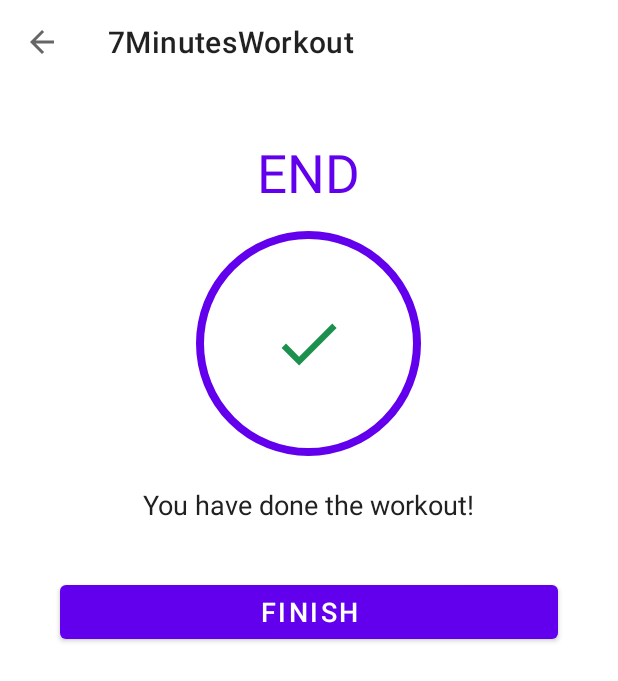
After one commit to aolikas/Kotlin, an Android app: the FinishActivity screen opened directly, with no data from a screen before it, on a phone screen of 412 x 824 dp. The commit adds this screen. Shown: the top 681 px of the screen. Run offline under Robolectric (Android 15) with nearby library versions, the phone set to English and light mode, and no system bars.

Commit message:
added FinishActivity.kt

```diff
--- /dev/null
+++ b/7MinutesWorkout/app/src/main/java/my/aolika/a7minutesworkout/FinishActivity.kt
@@ -0,0 +1,29 @@
+package my.aolika.a7minutesworkout
+
+import androidx.appcompat.app.AppCompatActivity
+import android.os.Bundle
+import my.aolika.a7minutesworkout.databinding.ActivityFinishBinding
+
+class FinishActivity : AppCompatActivity() {
+
+    private var binding: ActivityFinishBinding? = null
+
+    override fun onCreate(savedInstanceState: Bundle?) {
+        super.onCreate(savedInstanceState)
+        binding = ActivityFinishBinding.inflate(layoutInflater)
+        setContentView(binding?.root)
+
+        setSupportActionBar(binding?.finishToolbar)
+        if (supportActionBar != null) {
+            supportActionBar?.setDisplayHomeAsUpEnabled(true)
+        }
+
+        binding?.finishToolbar?.setNavigationOnClickListener {
+            onBackPressed()
+        }
+
+        binding?.btnFinish?.setOnClickListener {
+            finish()
+        }
+    }
+}
--- /dev/null
+++ b/7MinutesWorkout/app/src/main/res/drawable/ic_baseline_done.xml
@@ -0,0 +1,5 @@
+<vector android:height="24dp" android:tint="#1D904D"
+    android:viewportHeight="24" android:viewportWidth="24"
+    android:width="24dp" xmlns:android="http://schemas.android.com/apk/res/android">
+    <path android:fillColor="@android:color/white" android:pathData="M9,16.2L4.8,12l-1.4,1.4L9,19 21,7l-1.4,-1.4L9,16.2z"/>
+</vector>
--- /dev/null
+++ b/7MinutesWorkout/app/src/main/res/layout/activity_finish.xml
@@ -0,0 +1,60 @@
+<?xml version="1.0" encoding="utf-8"?>
+<LinearLayout xmlns:android="http://schemas.android.com/apk/res/android"
+    xmlns:tools="http://schemas.android.com/tools"
+    android:layout_width="match_parent"
+    android:layout_height="match_parent"
+    android:gravity="center_horizontal"
+    android:orientation="vertical"
+    tools:context=".FinishActivity">
+
+    <androidx.appcompat.widget.Toolbar
+        android:id="@+id/finish_toolbar"
+        android:layout_width="match_parent"
+        android:layout_height="?android:attr/actionBarSize"
+        android:background="#FFFFFF" />
+
+    <TextView
+        android:id="@+id/tv_end"
+        android:layout_width="wrap_content"
+        android:layout_height="wrap_content"
+        android:layout_marginTop="35dp"
+        android:text="@string/finish_end"
+        android:textColor="@color/purple_500"
+        android:textSize="35sp" />
+
+    <LinearLayout
+        android:layout_width="150dp"
+        android:layout_height="150dp"
+        android:layout_gravity="center"
+        android:layout_marginTop="15dp"
+        android:background="@drawable/item_circular_color_accent_border"
+        android:gravity="center">
+
+        <ImageView
+            android:layout_width="50dp"
+            android:layout_height="50dp"
+            android:contentDescription="@string/finish_description"
+            android:src="@drawable/ic_baseline_done" />
+    </LinearLayout>
+
+    <TextView
+        android:layout_width="wrap_content"
+        android:layout_height="wrap_content"
+        android:layout_marginTop="20dp"
+        android:text="@string/tv_title1"
+        android:textColor="#212121"
+        android:textSize="18sp" />
+
+    <Button
+        android:id="@+id/btn_finish"
+        android:layout_width="match_parent"
+        android:layout_height="wrap_content"
+        android:layout_gravity="bottom"
+        android:layout_marginLeft="40dp"
+        android:layout_marginTop="35dp"
+        android:layout_marginRight="40dp"
+        android:text="@string/btn_finish"
+        android:textColor="#FFFFFF"
+        android:textSize="18sp" />
+
+</LinearLayout>
--- a/7MinutesWorkout/app/src/main/res/values/strings.xml
+++ b/7MinutesWorkout/app/src/main/res/values/strings.xml
@@ -8,4 +8,8 @@
     <string name="tv_exercise_name">Exercise Name</string>
     <string name="tv_upcoming_exercise">Upcoming Exercise</string>
     <string name="tv_item">1</string>
+    <string name="finish_end">END</string>
+    <string name="finish_description">end</string>
+    <string name="tv_title1">You have done the workout!</string>
+    <string name="btn_finish">Finish</string>
 </resources>
--- a/7MinutesWorkout/build.gradle
+++ b/7MinutesWorkout/build.gradle
@@ -2,7 +2,7 @@
 plugins {
     id 'com.android.application' version '7.1.1' apply false
     id 'com.android.library' version '7.1.1' apply false
-    id 'org.jetbrains.kotlin.android' version '1.6.10' apply false
+    id 'org.jetbrains.kotlin.android' version '1.6.21' apply false
 }
 
 task clean(type: Delete) {
```
Also changed, not shown: 7MinutesWorkout/app/src/main/AndroidManifest.xml (+6 -1 lines), 7MinutesWorkout/app/src/main/java/my/aolika/a7minutesworkout/adapter/ExerciseRecyclerAdapter.kt (+33 -0 lines), 7MinutesWorkout/app/src/main/java/my/aolika/a7minutesworkout/exerciseActivity.kt (+43 -25 lines), 7MinutesWorkout/app/src/main/res/drawable/item_circular_color_orange_border.xml (added, +8 -0 lines).
